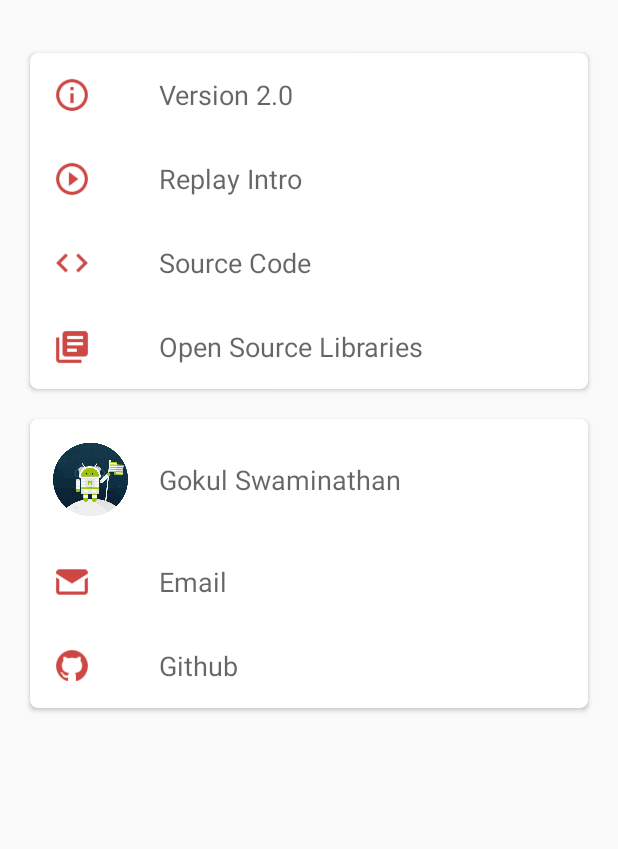
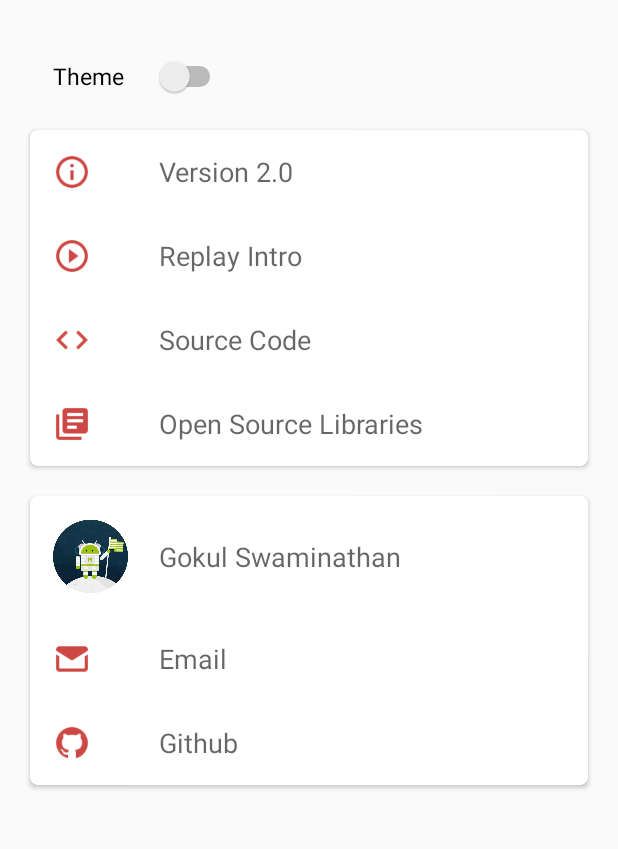
Before and after one commit to JavaCafe01/TorchLight, an Android app: the AboutActivity screen opened directly, with no data from a screen before it, on a phone screen of 412 x 824 dp, the part 128-977 px from its top. Run offline under Robolectric (Android 15) with nearby library versions, the phone set to English and light mode, and no system bars; libraries missing offline, so code that uses them is left out: com.franmontiel.attributionpresenter; plain views replace MaterialRippleLayout.

Commit message:
Added sos button and dark theme

```diff
--- a/app/src/main/java/com/gsnathan/torchlight/AboutActivity.java
+++ b/app/src/main/java/com/gsnathan/torchlight/AboutActivity.java
@@ -2,8 +2,6 @@ package com.gsnathan.torchlight;
 
 import android.content.Intent;
 import android.content.SharedPreferences;
-import android.preference.PreferenceManager;
-import android.support.v4.view.ViewPager;
 import android.support.v7.app.AppCompatActivity;
 import android.os.Bundle;
 import android.support.v7.widget.Toolbar;
@@ -22,6 +20,9 @@ import com.franmontiel.attributionpresenter.entities.License;
 
 public class AboutActivity extends AppCompatActivity {
 
+    private static final String PREFS_NAME = "prefs";
+    private static final String PREF_DARK_THEME = "dark_theme";
+    public boolean useDarkTheme;
 
     TextView versionView;   //shows the version
     private final String APP_VERSION_RELEASE = "Version " + Utils.getAppVersion();   //contains Version + the version number
@@ -29,10 +30,22 @@ public class AboutActivity extends AppCompatActivity {
 
     @Override
     protected void onCreate(Bundle savedInstanceState) {
+        changeTheme();
         super.onCreate(savedInstanceState);
         setContentView(R.layout.activity_about);
         setSupportActionBar((Toolbar) findViewById(R.id.my_toolbar));
         initUI();
+    }
+
+    private void changeTheme()
+    {
+        // Use the chosen theme
+        SharedPreferences preferences = getSharedPreferences(PREFS_NAME, MODE_PRIVATE);
+        useDarkTheme = preferences.getBoolean(PREF_DARK_THEME, false);
+
+        if (useDarkTheme) {
+            setTheme(R.style.DarkTheme);
+        }
     }
 
     private void initUI() {
@@ -46,6 +59,26 @@ public class AboutActivity extends AppCompatActivity {
         {
             versionView.setText(APP_VERSION_RELEASE);
         }
+
+        Switch toggle = (Switch) findViewById(R.id.theme_switch);
+        toggle.setChecked(useDarkTheme);
+        toggle.setOnCheckedChangeListener(new CompoundButton.OnCheckedChangeListener() {
+            @Override
+            public void onCheckedChanged(CompoundButton view, boolean isChecked) {
+                toggleTheme(isChecked);
+            }
+        });
+    }
+
+    private void toggleTheme(boolean darkTheme) {
+        SharedPreferences.Editor editor = getSharedPreferences(PREFS_NAME, MODE_PRIVATE).edit();
+        editor.putBoolean(PREF_DARK_THEME, darkTheme);
+        editor.apply();
+
+        Intent intent = getIntent();
+        finish();
+
+        startActivity(intent);
     }
 
     public void replayIntro(View v) {
--- a/app/src/main/res/layout/activity_about.xml
+++ b/app/src/main/res/layout/activity_about.xml
@@ -57,6 +57,31 @@
 
             </LinearLayout>
 
+            <LinearLayout
+                    android:layout_width="match_parent"
+                    android:layout_height="wrap_content"
+                    android:clickable="true"
+                    android:focusable="true"
+                    android:gravity="center_vertical"
+                    android:orientation="horizontal"
+                    tools:ignore="PrivateResource">
+
+                <Switch
+                        android:id="@+id/theme_switch"
+                        android:layout_width="wrap_content"
+                        android:layout_height="wrap_content"
+                        android:layout_marginBottom="10dp"
+                        android:layout_marginStart="20dp"
+                        android:paddingBottom="10dp"
+                        android:paddingLeft="15dp"
+                        android:paddingRight="15dp"
+                        android:paddingTop="10dp"
+                        android:switchPadding="20dp"
+                        android:text="@string/theme"
+                        android:textSize="15sp"/>
+
+            </LinearLayout>
+
             <android.support.v7.widget.CardView xmlns:card_view="http://schemas.android.com/apk/res-auto"
                                                 android:id="@+id/card_view_file"
                                                 android:layout_width="match_parent"
@@ -65,7 +90,7 @@
                                                 android:layout_marginBottom="20dp"
                                                 android:layout_marginEnd="20dp"
                                                 android:layout_marginStart="20dp"
-                                                android:elevation="100dp"
+                                                android:elevation="2dp"
                                                 card_view:cardCornerRadius="5dp">
 
                 <LinearLayout
@@ -229,7 +254,7 @@
                                                 android:layout_marginBottom="20dp"
                                                 android:layout_marginEnd="20dp"
                                                 android:layout_marginStart="20dp"
-                                                android:elevation="100dp"
+                                                android:elevation="2dp"
                                                 card_view:cardCornerRadius="5dp">
 
                 <LinearLayout
--- a/app/src/main/res/values/styles.xml
+++ b/app/src/main/res/values/styles.xml
@@ -2,10 +2,16 @@
 
     <!-- Base application theme. -->
     <style name="AppTheme" parent="Theme.AppCompat.Light.NoActionBar">
-        <!-- Customize your theme here. -->
         <item name="colorPrimary">@color/redPrimary</item>
         <item name="colorPrimaryDark">@color/redPrimaryDark</item>
         <item name="colorAccent">@color/redAccent</item>
     </style>
 
+    <!-- Dark Theme -->
+    <style name="DarkTheme" parent="Theme.AppCompat.NoActionBar">
+        <item name="colorPrimary">@color/black</item>
+        <item name="colorPrimaryDark">@color/black</item>
+        <item name="colorAccent">@color/redPrimary</item>
+    </style>
+
 </resources>
```
Also changed, not shown: app/src/main/java/com/gsnathan/torchlight/FlashLight.java (+105 -0 lines), app/src/main/java/com/gsnathan/torchlight/MainActivity.java (+35 -1 lines), app/src/main/java/com/gsnathan/torchlight/MainFragment.java (+23 -1 lines), app/src/main/java/com/gsnathan/torchlight/MorseFragment.java (+20 -56 lines), app/src/main/res/menu/menu.xml (+12 -6 lines), app/src/main/res/drawable/sos_icon.png (added), 1 other file.
